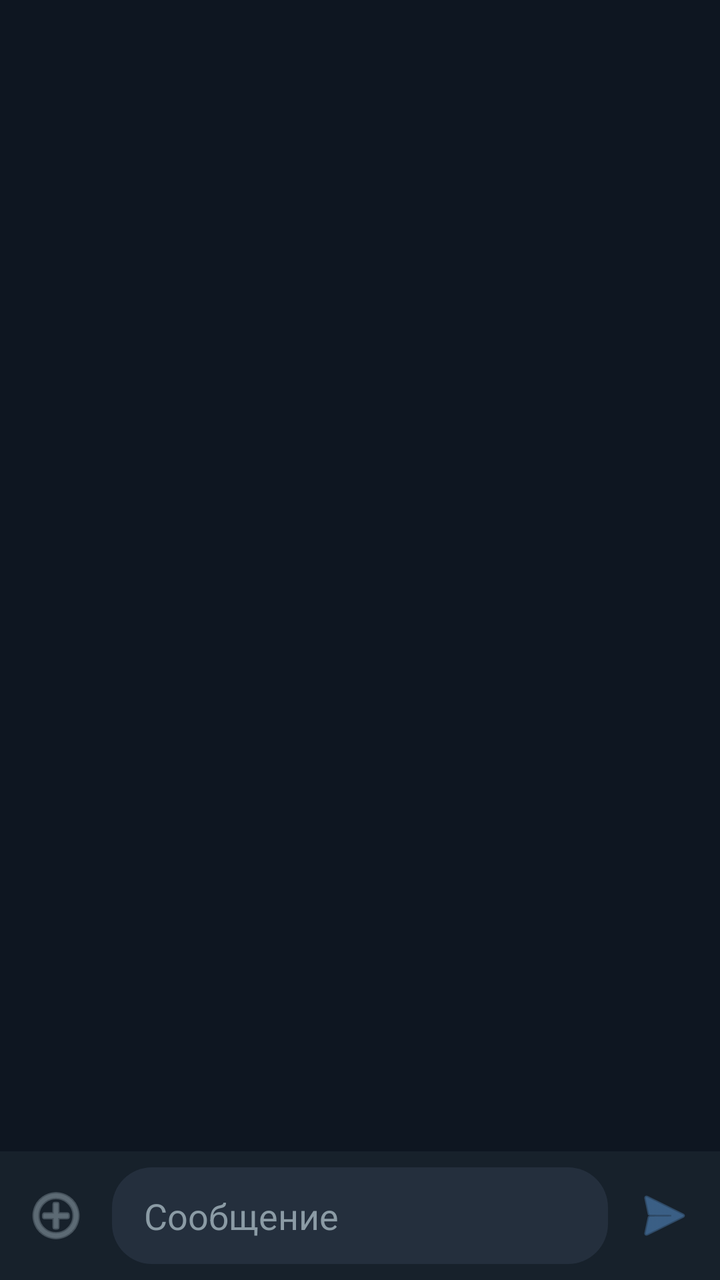
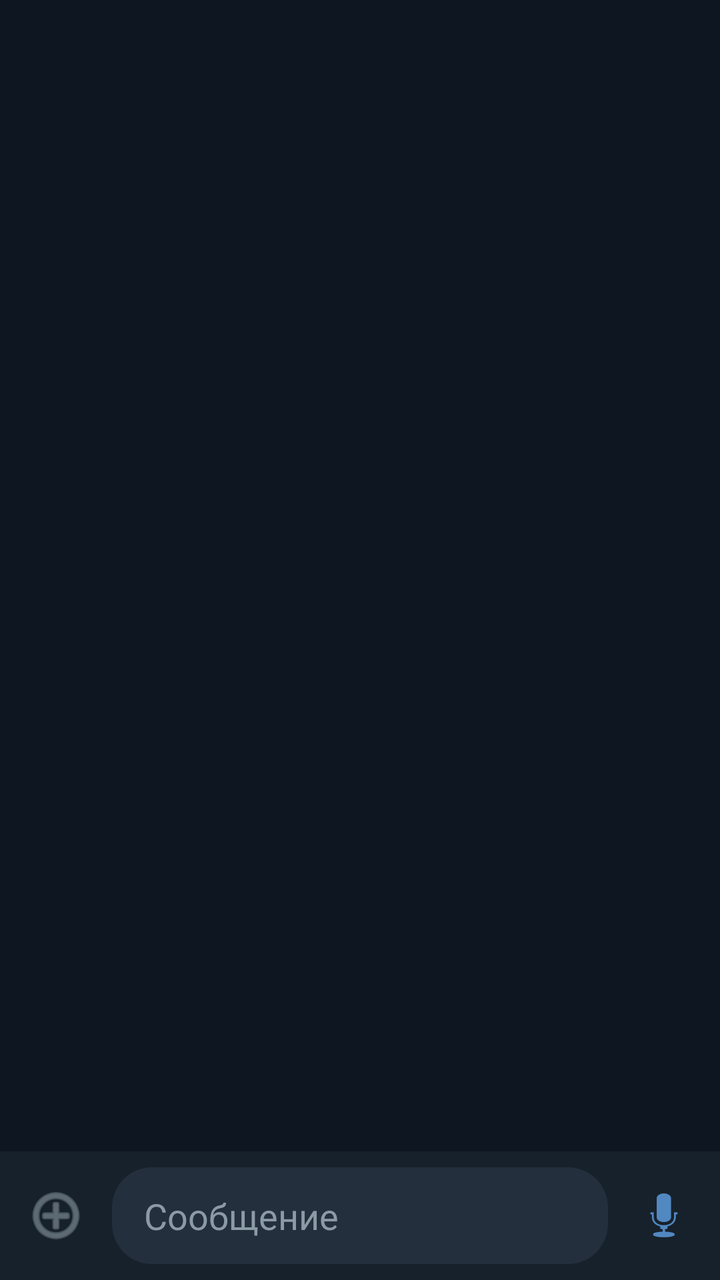

Compare the two renders of this Android layout. The source of the first and the diff that turns it into the second are given below.
<!-- AndroidManifest.xml: application theme Theme.Almanac -->
<!-- res/layout/activity_chat.xml -->
<?xml version="1.0" encoding="utf-8"?>
<LinearLayout xmlns:android="http://schemas.android.com/apk/res/android"
    android:layout_width="match_parent"
    android:layout_height="match_parent"
    android:background="#0E1621"
    android:orientation="vertical">

    <ScrollView
        android:id="@+id/messagesScroll"
        android:layout_width="match_parent"
        android:layout_height="0dp"
        android:layout_weight="1"
        android:fillViewport="true"
        android:scrollbars="none">
        <LinearLayout
            android:id="@+id/messagesContainer"
            android:layout_width="match_parent"
            android:layout_height="wrap_content"
            android:orientation="vertical"
            android:padding="8dp" />
    </ScrollView>

    <LinearLayout
        android:layout_width="match_parent"
        android:layout_height="wrap_content"
        android:orientation="horizontal"
        android:padding="8dp"
        android:background="#17212B"
        android:gravity="center_vertical">

        <ImageButton
            android:id="@+id/attachButton"
            android:layout_width="40dp"
            android:layout_height="40dp"
            android:src="@android:drawable/ic_menu_add"
            android:background="?android:attr/selectableItemBackgroundBorderless"
            android:tint="#8B9BA5"
            android:contentDescription="Attach" />

        <EditText
            android:id="@+id/messageInput"
            android:layout_width="0dp"
            android:layout_height="wrap_content"
            android:layout_weight="1"
            android:layout_marginStart="8dp"
            android:layout_marginEnd="8dp"
            android:background="@drawable/bg_input_field"
            android:hint="Сообщение"
            android:textColorHint="#8B9BA5"
            android:textColor="#FFFFFF"
            android:paddingStart="16dp"
            android:paddingEnd="16dp"
            android:paddingTop="12dp"
            android:paddingBottom="12dp"
            android:inputType="textShortMessage|textMultiLine"
            android:maxLines="5" />

        <ImageButton
            android:id="@+id/sendButton"
            android:layout_width="40dp"
            android:layout_height="40dp"
            android:src="@android:drawable/ic_menu_send"
            android:background="?android:attr/selectableItemBackgroundBorderless"
            android:tint="#5288C1"
            android:contentDescription="Send" />
    </LinearLayout>
</LinearLayout>
<!-- resources referenced by this layout -->
<resources>
  <!-- drawable bg_input_field (drawable) -->
  <?xml version="1.0" encoding="utf-8"?>
  <shape xmlns:android="http://schemas.android.com/apk/res/android"
      android:shape="rectangle">
      <solid android:color="#242F3D" />
      <corners android:radius="20dp" />
  </shape>
  <style name="Theme.Almanac" parent="Theme.AppCompat">
          <item name="colorPrimary">#1E1E1E</item>
          <item name="colorPrimaryDark">#121212</item>
          <item name="colorAccent">#5288C1</item>
          <item name="android:windowBackground">#121212</item>
      </style>
</resources>

<!-- the commit's change to res/layout/activity_chat.xml (unified diff, before → after) -->
@@ -34,8 +34,7 @@
             android:layout_height="40dp"
             android:src="@android:drawable/ic_menu_add"
             android:background="?android:attr/selectableItemBackgroundBorderless"
-            android:tint="#8B9BA5"
-            android:contentDescription="Attach" />
+            android:tint="#8B9BA5" />
 
         <EditText
             android:id="@+id/messageInput"
@@ -56,12 +55,20 @@
             android:maxLines="5" />
 
         <ImageButton
+            android:id="@+id/micButton"
+            android:layout_width="40dp"
+            android:layout_height="40dp"
+            android:src="@android:drawable/ic_btn_speak_now"
+            android:background="?android:attr/selectableItemBackgroundBorderless"
+            android:tint="#5288C1" />
+
+        <ImageButton
             android:id="@+id/sendButton"
             android:layout_width="40dp"
             android:layout_height="40dp"
             android:src="@android:drawable/ic_menu_send"
             android:background="?android:attr/selectableItemBackgroundBorderless"
             android:tint="#5288C1"
-            android:contentDescription="Send" />
+            android:visibility="gone" />
     </LinearLayout>
 </LinearLayout>
